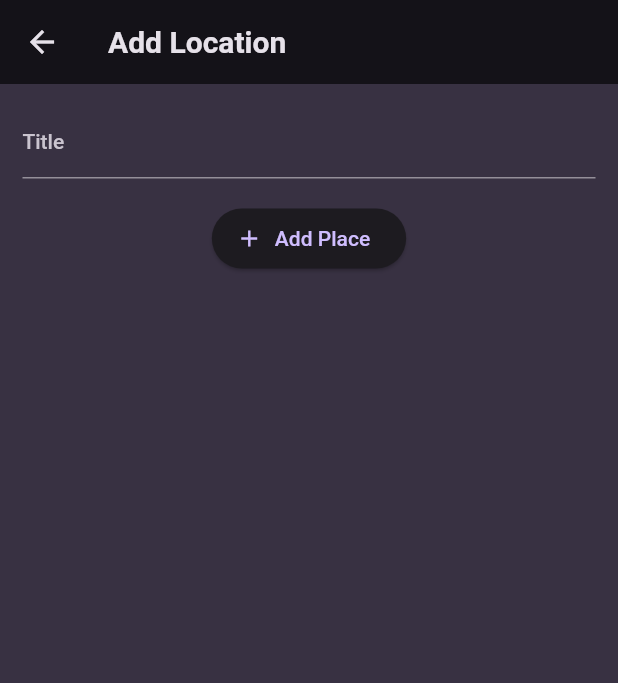
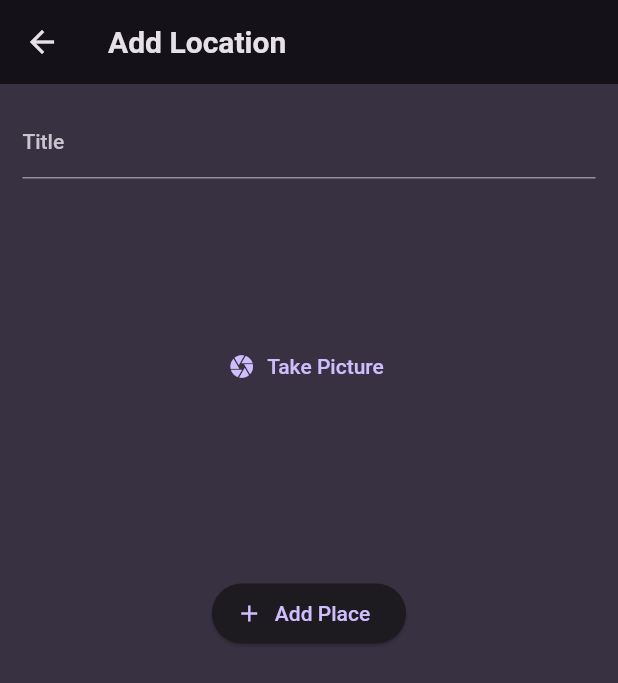
Before and after one commit to Malao-Ang/fav_location, a Flutter app: the AddLocation screen opened directly, on a phone screen of 412 x 824 dp. Shown: the top 683 px of the screen. Run offline on Flutter 3.47's test engine with Material 2 defaults, Android fonts, the phone set to English and light mode, and no system bars; our stand-ins replace flutter_riverpod, gap, google_fonts, riverpod.

Commit message:
💚 crate image input

```diff
--- a/lib/screens/addLoction.dart
+++ b/lib/screens/addLoction.dart
@@ -1,4 +1,5 @@
 import 'package:fav_location/providers/users_location.dart';
+import 'package:fav_location/widgets/image_inout.dart';
 import 'package:flutter/material.dart';
 import 'package:flutter/src/widgets/framework.dart';
 import 'package:flutter/src/widgets/placeholder.dart';
@@ -39,6 +40,7 @@
                 style: TextStyle(
                     color: Theme.of(context).colorScheme.onBackground),
               ),
+              ImageInput(),
               Gap(16),
               ElevatedButton.icon(
                 onPressed: _saveLocation,
--- /dev/null
+++ b/lib/widgets/image_inout.dart
@@ -0,0 +1,25 @@
+import 'package:flutter/material.dart';
+import 'package:flutter/src/widgets/framework.dart';
+import 'package:flutter/src/widgets/placeholder.dart';
+
+class ImageInput extends StatefulWidget {
+  const ImageInput({super.key});
+
+  @override
+  State<ImageInput> createState() => _ImageInputState();
+}
+
+class _ImageInputState extends State<ImageInput> {
+  @override
+  Widget build(BuildContext context) {
+    return Container(
+      height: 250,
+      width: double.infinity,
+      alignment: Alignment.center,
+      child: TextButton.icon(
+          onPressed: () {},
+          icon: Icon(Icons.camera),
+          label: Text("Take Picture")),
+    );
+  }
+}
```
